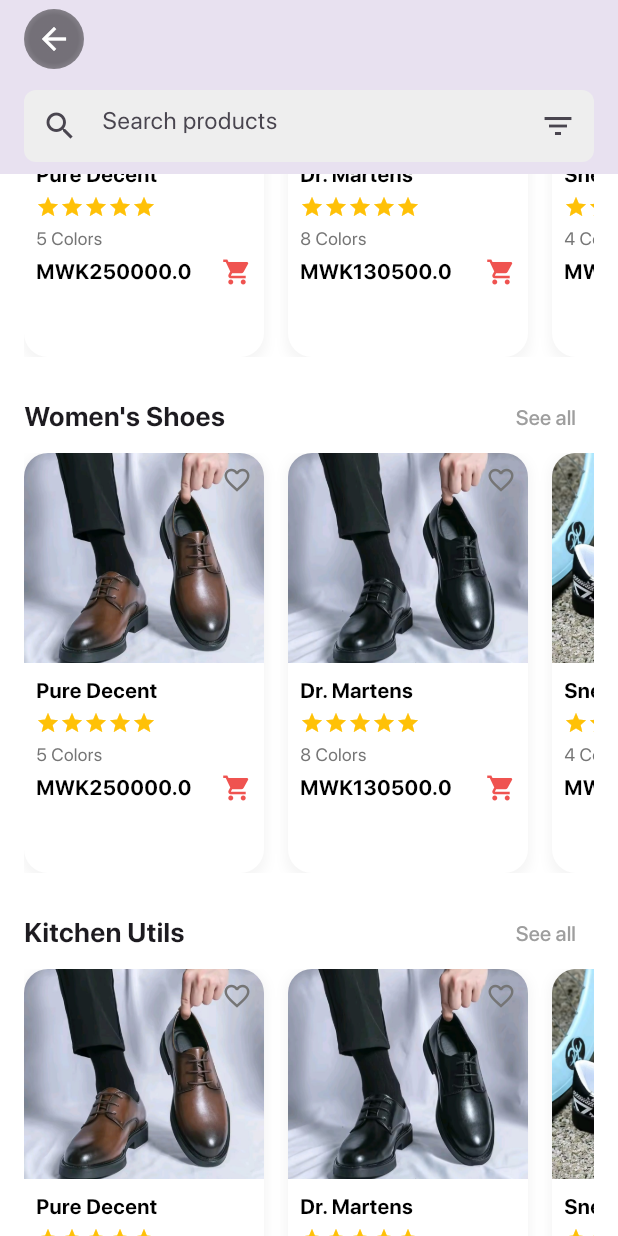
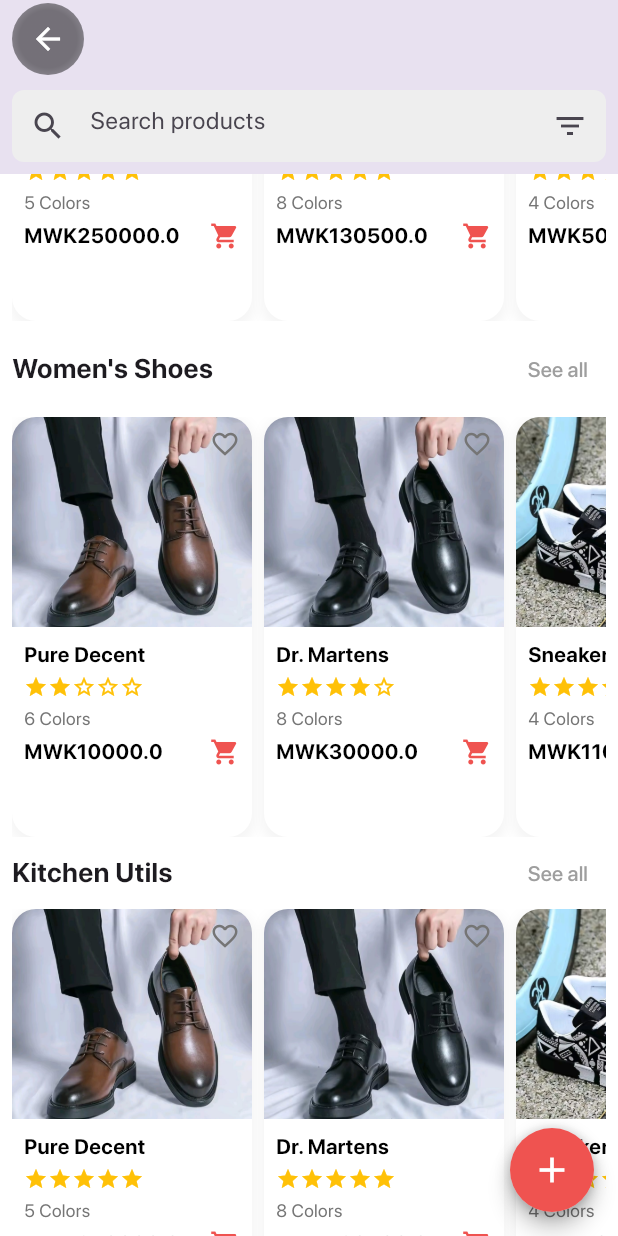
Before and after one commit to ReverTechs/business-app, a Flutter app: the ShopUi screen opened directly, scrolled down 576 dp, on a phone screen of 412 x 824 dp. Run offline on Flutter 3.47's test engine with Material 3 defaults, Android fonts, the phone set to English and light mode, and no system bars; our stand-ins replace cached_network_image, floating_bottom_navigation_bar, flutter_advanced_drawer, google_fonts, google_nav_bar, shared_preferences; missing offline and left inert: rive_animated_icon; accounts and stored records are empty; project files that could hold a hidden picture were left out.

Commit message:
shop ui part 1

```diff
--- a/lib/components/customer_profiles/components/pages/shop_ui.dart
+++ b/lib/components/customer_profiles/components/pages/shop_ui.dart
@@ -18,11 +18,9 @@
             pinned: true,
             expandedHeight: 160,
             elevation: 0,
-            //leading icon
-            leading: Row(
-              children: [
-                SizedBox(width: 16),
-                Container(
+            leading: Padding(
+              padding: const EdgeInsets.only(left: 8.0),
+              child: Container(
                 width: 40,
                 height: 40,
                 decoration: BoxDecoration(
@@ -32,13 +30,13 @@
                       Colors.black.withOpacity(0.5),
                       Colors.black.withOpacity(0.1),
                     ],
-                      stops: [0.4, 1.0],
+                    stops: const [0.4, 1.0],
                     center: Alignment.center,
                     radius: 1.0,
                   ),
                 ),
                 child: IconButton(
-                    icon: Icon(Icons.arrow_back, color: Colors.white),
+                  icon: const Icon(Icons.arrow_back, color: Colors.white),
                   onPressed: () {
                     Navigator.push(
                       context,
@@ -49,31 +47,20 @@
                   },
                 ),
               ),
-              ],
             ),
-            //ends here
-            flexibleSpace: LayoutBuilder(
-              builder: (context, constraints) {
-                // Calculate whether the app bar is collapsed
-                final isCollapsed =
-                    constraints.maxHeight <= kToolbarHeight + 10;
-
-                return FlexibleSpaceBar(
+            flexibleSpace: FlexibleSpaceBar(
               centerTitle: false,
-                  titlePadding: const EdgeInsets.only(left: 16, bottom: 16),
-                  title:
-                      isCollapsed
-                          ? Text(
+              titlePadding: const EdgeInsets.only(left: 8.0, bottom: 16.0),
+              title: Text(
                 "Hello, $username",
                 style: const TextStyle(
                   fontSize: 16,
                   fontWeight: FontWeight.bold,
-                              color: Colors.grey,
+                  //color: Colors.grey,
                 ),
-                          )
-                          : null,
+              ),
               background: Container(
-                    padding: const EdgeInsets.only(left: 16, bottom: 60),
+                padding: const EdgeInsets.only(left: 8.0, bottom: 60.0),
                 alignment: Alignment.bottomLeft,
                 decoration: const BoxDecoration(
                   gradient: LinearGradient(
@@ -82,44 +69,32 @@
                     end: Alignment.bottomCenter,
                   ),
                 ),
-                    child: Wrap(
-                      children: [
-                        Row(
+                child: Row(
                   children: [
                     Expanded(
                       child: Text(
-                                "Christina Fashions",
-                                style: TextStyle(
-                                  fontSize: 24,
+                        "Christina Fashions & Cosmetics",
+                        style: const TextStyle(
+                          fontSize: 20,
                           fontWeight: FontWeight.bold,
                           color: Colors.white,
-                                  // Remove overflow property
                         ),
-                                maxLines: 2, // or remove for unlimited lines
+                        maxLines: 2,
                         softWrap: true,
                       ),
                     ),
-                            // IconButton(
-                            //   onPressed: () {},
-                            //   icon: Icon(
-                            //     Icons.shopping_cart,
-                            //     color: Colors.white,
-                            //   ),
-                            // ),
                     Stack(
-                              clipBehavior:
-                                  Clip.none, // Ensures badge can overflow if needed
+                      clipBehavior: Clip.none,
                       children: [
                         IconButton(
                           onPressed: () {},
-                                  icon: Icon(
+                          icon: const Icon(
                             Icons.shopping_cart,
                             color: Colors.white,
                             size: 26,
                           ),
                         ),
                         Positioned(
-                                  // Adjust these values to perfectly overlap the icon
                           right: 4,
                           top: -2,
                           child: Container(
@@ -127,10 +102,7 @@
                             decoration: BoxDecoration(
                               color: Colors.red,
                               shape: BoxShape.circle,
-                                      border: Border.all(
-                                        color: Colors.white,
-                                        width: 2,
-                                      ),
+                              border: Border.all(color: Colors.white, width: 2),
                             ),
                             constraints: const BoxConstraints(
                               minWidth: 22,
@@ -138,7 +110,7 @@
                             ),
                             child: const Center(
                               child: Text(
-                                        '8',
+                                '5',
                                 style: TextStyle(
                                   color: Colors.white,
                                   fontSize: 12,
@@ -152,17 +124,13 @@
                     ),
                   ],
                 ),
-                      ],
               ),
-                  ),
-                );
-              },
             ),
             bottom: PreferredSize(
               preferredSize: const Size.fromHeight(60),
               child: Padding(
                 padding: const EdgeInsets.symmetric(
-                  horizontal: 16.0,
+                  horizontal: 8.0,
                   vertical: 8.0,
                 ),
                 child: Container(
@@ -182,11 +150,9 @@
               ),
             ),
           ),
-
-          // Main content remains the same
           SliverToBoxAdapter(
             child: Padding(
-              padding: const EdgeInsets.all(16.0),
+              padding: const EdgeInsets.all(8.0),
               child: Column(
                 crossAxisAlignment: CrossAxisAlignment.start,
                 children: [
@@ -195,7 +161,7 @@
                     height: 150,
                     decoration: BoxDecoration(
                       borderRadius: BorderRadius.circular(12.0),
-                      image: DecorationImage(
+                      image: const DecorationImage(
                         image: AssetImage(Assets.product1),
                         fit: BoxFit.cover,
                       ),
@@ -204,7 +170,7 @@
                       children: [
                         const Positioned(
                           top: 16,
-                          left: 16,
+                          left: 8,
                           child: Text(
                             '50% OFF',
                             style: TextStyle(
@@ -216,7 +182,7 @@
                         ),
                         Positioned(
                           bottom: 16,
-                          right: 16,
+                          right: 8,
                           child: ElevatedButton(
                             onPressed: () {},
                             style: ElevatedButton.styleFrom(
@@ -234,7 +200,7 @@
                       ],
                     ),
                   ),
-                  const SizedBox(height: 16.0),
+                  const SizedBox(height: 8.0),
                   // Brands Section
                   Row(
                     mainAxisAlignment: MainAxisAlignment.spaceBetween,
@@ -260,15 +226,15 @@
                     child: ListView(
                       scrollDirection: Axis.horizontal,
                       children: const [
-                        _BrandLogo(assetPath: Assets.product1),
+                        _BrandLogo(assetPath: Assets.trademateLogo),
                         _BrandLogo(assetPath: Assets.product2),
-                        _BrandLogo(assetPath: Assets.product3),
+                        _BrandLogo(assetPath: Assets.trademateLogo),
                         _BrandLogo(assetPath: Assets.product4),
                         _BrandLogo(assetPath: Assets.product1),
                       ],
                     ),
                   ),
-                  const SizedBox(height: 16.0),
+                  const SizedBox(height: 8.0),
                   // Men's Shoes Section
                   Row(
                     mainAxisAlignment: MainAxisAlignment.spaceBetween,
@@ -289,7 +255,6 @@
                       ),
                     ],
                   ),
-                  // Horizontal Scrolling
                   SizedBox(
                     height: 280,
                     child: ListView(
@@ -303,7 +268,7 @@
                           colors: 5,
                           price: 250000,
                         ),
-                        SizedBox(width: 16),
+                        SizedBox(width: 8),
                         ShoeCard(
                           image: Assets.product2,
                           title: 'Dr. Martens',
@@ -311,7 +276,7 @@
                           colors: 8,
                           price: 130500,
                         ),
-                        SizedBox(width: 16),
+                        SizedBox(width: 8),
                         ShoeCard(
                           image: Assets.product3,
                           title: 'Sneakers',
@@ -322,7 +287,7 @@
                       ],
                     ),
                   ),
-                  const SizedBox(height: 16),
+                  const SizedBox(height: 8),
                   // Women's Shoes Section
                   Row(
                     mainAxisAlignment: MainAxisAlignment.spaceBetween,
@@ -343,7 +308,7 @@
                       ),
                     ],
                   ),
-                  // Horizontal Scrolling
+                  const SizedBox(height: 8),
                   SizedBox(
                     height: 280,
                     child: ListView(
@@ -353,30 +318,29 @@
                         ShoeCard(
                           image: Assets.product1,
                           title: 'Pure Decent',
-                          rating: 5,
-                          colors: 5,
-                          price: 250000,
+                          rating: 2,
+                          colors: 6,
+                          price: 10000,
                         ),
-                        SizedBox(width: 16),
+                        SizedBox(width: 8),
                         ShoeCard(
                           image: Assets.product2,
                           title: 'Dr. Martens',
-                          rating: 5,
+                          rating: 4,
                           colors: 8,
-                          price: 130500,
+                          price: 30000,
                         ),
-                        SizedBox(width: 16),
+                        SizedBox(width: 8),
                         ShoeCard(
                           image: Assets.product3,
                           title: 'Sneakers',
                           rating: 3,
                           colors: 4,
-                          price: 50000,
+                          price: 11000,
                         ),
                       ],
                     ),
                   ),
-                  const SizedBox(height: 16),
                   // Kitchen's Utils Section
                   Row(
                     mainAxisAlignment: MainAxisAlignment.spaceBetween,
@@ -410,7 +374,7 @@
                           colors: 5,
                           price: 250000,
                         ),
-                        SizedBox(width: 16),
+                        SizedBox(width: 8),
                         ShoeCard(
                           image: Assets.product2,
                           title: 'Dr. Martens',
@@ -418,7 +382,7 @@
                           colors: 8,
                           price: 130500,
                         ),
-                        SizedBox(width: 16),
+                        SizedBox(width: 8),
                         ShoeCard(
                           image: Assets.product3,
                           title: 'Sneakers',
@@ -429,15 +393,13 @@
                       ],
                     ),
                   ),
-                  SizedBox(height: 16),
-                  Center(
+                  const SizedBox(height: 8),
+                  const Center(
                     child: Text(
-                      "You're all catched up 👍!",
+                      "You're all caught up 👍!",
                       style: TextStyle(
-                        fontSize: 18,
                         fontWeight: FontWeight.bold,
-                        fontStyle: FontStyle.italic,
-                        //decoration: TextDecoration.underline,
+                        // fontStyle: FontStyle.italic,
                       ),
                     ),
                   ),
@@ -447,10 +409,19 @@
           ),
         ],
       ),
+      floatingActionButton: ClassFloatingActionButton(
+        icon: Icons.add,
+        backgroundColor: Colors.red[400]!,
+        iconColor: Colors.white,
+        onPressed: () {
+          // Action for the floating action button
+          print("Floating Action Button Pressed");
+        },
+        tooltip: 'Add Product',
+      ),
     );
   }
 }
-
 ////
 
 //////
@@ -612,3 +583,96 @@
     );
   }
 }
+
+// floating action button
+
+class ClassFloatingActionButton extends StatefulWidget {
+  final IconData icon;
+  final Color backgroundColor;
+  final Color iconColor;
+  final VoidCallback onPressed;
+  final double size;
+  final String? tooltip;
+
+  const ClassFloatingActionButton({
+    Key? key,
+    required this.icon,
+    this.backgroundColor = const Color(0xFF1DA1F2),
+    this.iconColor = Colors.white,
+    required this.onPressed,
+    this.size = 56.0,
+    this.tooltip,
+  }) : super(key: key);
+
+  @override
+  _ClassFloatingActionButtonState createState() =>
+      _ClassFloatingActionButtonState();
+}
+
+class _ClassFloatingActionButtonState extends State<ClassFloatingActionButton>
+    with SingleTickerProviderStateMixin {
+  late AnimationController _controller;
+  late Animation<double> _scaleAnimation;
+
+  @override
+  void initState() {
+    super.initState();
+    _controller = AnimationController(
+      duration: const Duration(milliseconds: 100),
+      vsync: this,
+    );
+    _scaleAnimation = Tween<double>(
+      begin: 1.0,
+      end: 0.9,
+    ).animate(CurvedAnimation(parent: _controller, curve: Curves.easeInOut));
+  }
+
+  @override
+  void dispose() {
+    _controller.dispose();
+    super.dispose();
+  }
+
+  @override
+  Widget build(BuildContext context) {
+    return GestureDetector(
+      onTapDown: (_) => _controller.forward(),
+      onTapUp: (_) {
+        _controller.reverse();
+        widget.onPressed();
+      },
+      onTapCancel: () => _controller.reverse(),
+      child: ScaleTransition(
+        scale: _scaleAnimation,
+        child: Material(
+          elevation: 6.0,
+          shape: const CircleBorder(),
+          child: Container(
+            width: widget.size,
+            height: widget.size,
+            decoration: BoxDecoration(
+              color: widget.backgroundColor,
+              shape: BoxShape.circle,
+              boxShadow: [
+                BoxShadow(
+                  color: Colors.black.withOpacity(0.2),
+                  blurRadius: 8,
+                  offset: const Offset(0, 2),
+                ),
+              ],
+            ),
+            child: IconButton(
+              icon: Icon(
+                widget.icon,
+                color: widget.iconColor,
+                size: widget.size * 0.5,
+              ),
+              tooltip: widget.tooltip,
+              onPressed: () {},
+            ),
+          ),
+        ),
+      ),
+    );
+  }
+}
```
Lines whose indentation alone changed are shown as unchanged.
